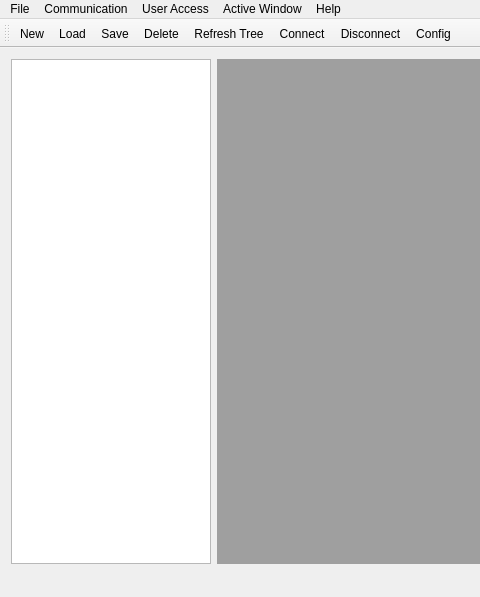
The window that view/mainwindow.ui (zenaki/RTU) describes before a commit, drawn with Qt 5; both pictures show x 0 to 480 and y 0 to 597 of the 1100 by 597 pixel window.
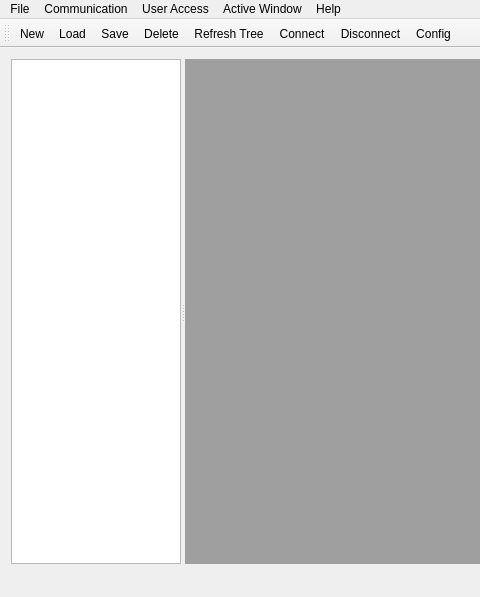
The same window after the commit. Icons and pictures are not drawn.

Diff of the .ui file:
```diff
--- a/view/mainwindow.ui
+++ b/view/mainwindow.ui
@@ -29,6 +29,10 @@
   <widget class="QWidget" name="centralWidget">
    <layout class="QGridLayout" name="gridLayout">
     <item row="0" column="0">
+     <widget class="QSplitter" name="splitter">
+      <property name="orientation">
+       <enum>Qt::Horizontal</enum>
+      </property>
      <widget class="QTreeView" name="treeView">
       <property name="sizePolicy">
        <sizepolicy hsizetype="Expanding" vsizetype="Expanding">
@@ -38,24 +42,31 @@
       </property>
       <property name="minimumSize">
        <size>
-        <width>100</width>
-        <height>100</height>
+         <width>0</width>
+         <height>0</height>
        </size>
       </property>
       <property name="maximumSize">
        <size>
-        <width>200</width>
+         <width>16777215</width>
         <height>16777215</height>
        </size>
       </property>
-     </widget>
-    </item>
-    <item row="0" column="1">
+       <property name="verticalScrollBarPolicy">
+        <enum>Qt::ScrollBarAsNeeded</enum>
+       </property>
+       <property name="horizontalScrollBarPolicy">
+        <enum>Qt::ScrollBarAsNeeded</enum>
+       </property>
+       <property name="sizeAdjustPolicy">
+        <enum>QAbstractScrollArea::AdjustToContents</enum>
+       </property>
+      </widget>
      <widget class="QMdiArea" name="mdiArea">
       <property name="minimumSize">
        <size>
-        <width>700</width>
-        <height>450</height>
+         <width>0</width>
+         <height>0</height>
        </size>
       </property>
       <property name="verticalScrollBarPolicy">
@@ -67,6 +78,7 @@
       <property name="sizeAdjustPolicy">
        <enum>QAbstractScrollArea::AdjustToContentsOnFirstShow</enum>
       </property>
+      </widget>
      </widget>
     </item>
    </layout>
```
Lines whose indentation alone changed are shown as unchanged.
